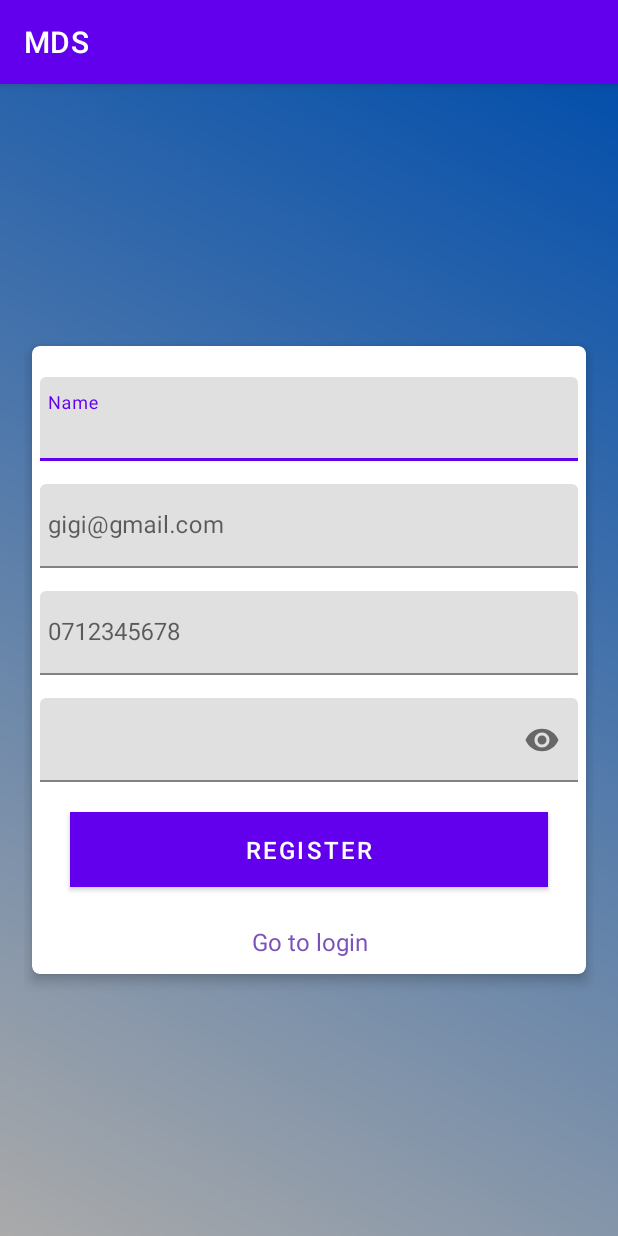
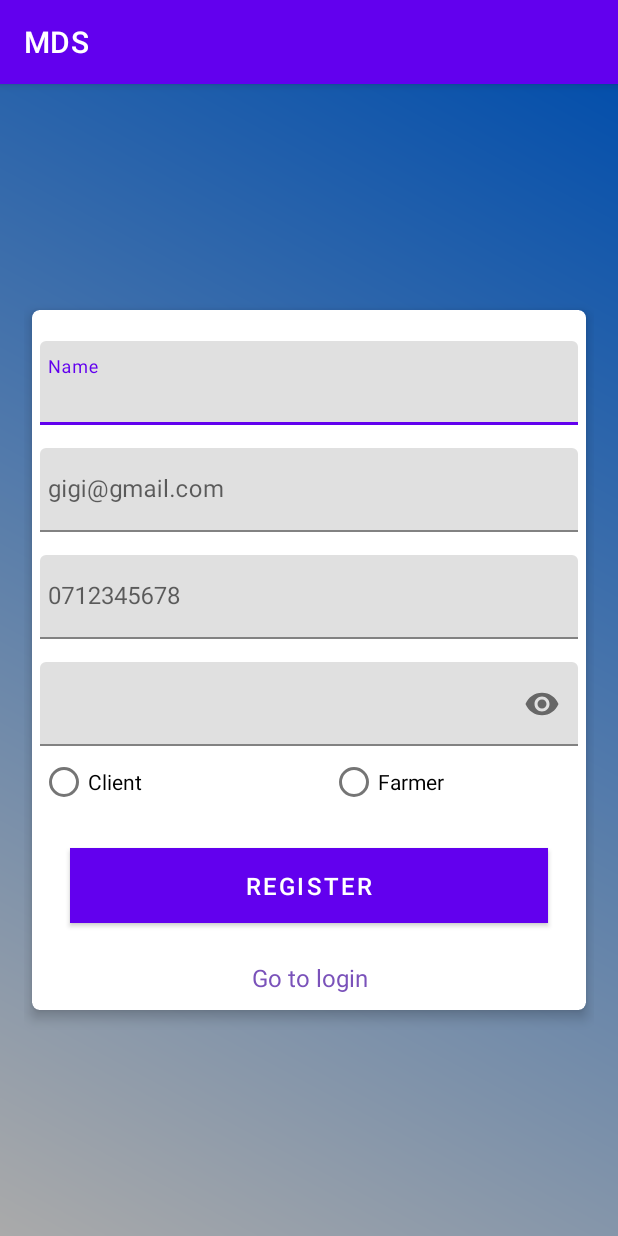
Before and after one commit to andreeamatei5810/Smart-Farmer, an Android app: the RegisterActivity screen opened directly, with no data from a screen before it, on a phone screen of 412 x 824 dp. Run offline under Robolectric (Android 15) with nearby library versions, the phone set to English and light mode, and no system bars.

Commit message:
Added log in session and role option at sign up

```diff
--- a/app/src/main/AndroidManifest.xml
+++ b/app/src/main/AndroidManifest.xml
@@ -13,7 +13,7 @@
         <activity android:name=".LoginActivity" />
         <activity android:name=".ClientProfile" />
         <activity android:name=".ClientEditProfile" />
-
+        <activity android:name=".ProductActivity" />
         <activity android:name=".FarmerProfileActivity" />
         <activity android:name=".MainActivity">
             <intent-filter>
--- a/app/src/main/java/com/example/mds/ClientEditProfile.java
+++ b/app/src/main/java/com/example/mds/ClientEditProfile.java
@@ -27,7 +27,9 @@ public class ClientEditProfile extends AppCompatActivity {
         super.onCreate(savedInstanceState);
         setContentView(R.layout.activity_edit_profile);
         database = new DBHelper(this);
-        ArrayList<String> str = database.getClientInfo("test@gmail.com");
+        Intent pastIntent = getIntent();
+        String emailUser = pastIntent.getStringExtra("email");
+        ArrayList<String> str = database.getClientInfo(emailUser);
         emailText = findViewById(R.id.editEmail);
         passwordText = findViewById(R.id.editPassword);
         usernameText = findViewById(R.id.editUsername);
@@ -85,6 +87,7 @@ public class ClientEditProfile extends AppCompatActivity {
         backButton.setOnClickListener(new View.OnClickListener() {
             public void onClick(View v) {
                 Intent i = new Intent(ClientEditProfile.this, ClientProfile.class);
+                i.putExtra("email",emailUser);
                 startActivity(i);
             }
         });
--- a/app/src/main/java/com/example/mds/ClientProfile.java
+++ b/app/src/main/java/com/example/mds/ClientProfile.java
@@ -27,7 +27,9 @@ public class ClientProfile extends AppCompatActivity {
         super.onCreate(savedInstanceState);
         setContentView(R.layout.activity_client_profile);
         database = new DBHelper(this);
-        ArrayList<String> str = database.getClientInfo("test@gmail.com");
+        Intent pastIntent = getIntent();
+        String emailUser = pastIntent.getStringExtra("email");
+        ArrayList<String> str = database.getClientInfo(emailUser);
         if (str.size() != 6) {
             Intent i = new Intent(ClientProfile.this, MainActivity.class);
             startActivity(i);
@@ -78,6 +80,7 @@ public class ClientProfile extends AppCompatActivity {
             editButton.setOnClickListener(new View.OnClickListener() {
                 public void onClick(View v) {
                     Intent i = new Intent(ClientProfile.this, ClientEditProfile.class);
+                    i.putExtra("email",emailUser);
                     startActivity(i);
                 }
             });
@@ -86,6 +89,7 @@ public class ClientProfile extends AppCompatActivity {
             backMain.setOnClickListener(new View.OnClickListener() {
                 public void onClick(View v) {
                     Intent i = new Intent(ClientProfile.this, MainActivity.class);
+                    i.putExtra("email",emailUser);
                     startActivity(i);
                 }
             });
--- a/app/src/main/java/com/example/mds/DBHelper.java
+++ b/app/src/main/java/com/example/mds/DBHelper.java
@@ -13,13 +13,13 @@ public class DBHelper extends SQLiteOpenHelper {
 
 
     public DBHelper(Context context) {
-        super(context, "Project.db", null, 1);
+        super(context, "Project3.db", null, 1);
     }
 
     @Override
     public void onCreate(SQLiteDatabase DB) {
         DB.execSQL("create Table Client(email TEXT primary key, " +
-                "password TEXT, username TEXT, phoneNumber TEXT, preferences TEXT, privacy TEXT)");
+                "password TEXT, username TEXT, phoneNumber TEXT, role TEXT, preferences TEXT, privacy TEXT)");
         DB.execSQL("create Table Product(name TEXT primary key, " +
                 "price INT,description TEXT)");
     }
@@ -28,7 +28,7 @@ public class DBHelper extends SQLiteOpenHelper {
         db.execSQL("drop table if exists Client");
     }
 
-    public boolean insertClient(String email, String password, String username,String phoneNumber)
+    public boolean insertClient(String email, String password, String username,String phoneNumber,String role)
     {
         SQLiteDatabase DB = this.getWritableDatabase();
         ContentValues contentValues = new ContentValues();
@@ -36,6 +36,7 @@ public class DBHelper extends SQLiteOpenHelper {
         contentValues.put("password", password);
         contentValues.put("username", username);
         contentValues.put("phoneNumber",phoneNumber);
+        contentValues.put("role",role);
         contentValues.put("preferences","");
         contentValues.put("privacy","public");
         long result=DB.insert("Client", null, contentValues);
--- a/app/src/main/java/com/example/mds/RegisterActivity.java
+++ b/app/src/main/java/com/example/mds/RegisterActivity.java
@@ -8,6 +8,7 @@ import android.util.Patterns;
 import android.view.View;
 import android.widget.Button;
 import android.widget.EditText;
+import android.widget.RadioButton;
 import android.widget.TextView;
 import android.widget.Toast;
 
@@ -16,9 +17,10 @@ import com.google.android.material.textfield.TextInputLayout;
 public class RegisterActivity extends AppCompatActivity {
 
     EditText name, email, phone, password;
+    RadioButton radioButtonFarmer,radioButtonClient;
     Button register;
     TextView login;
-    boolean isNameValid, isEmailValid, isPhoneValid, isPasswordValid;
+    boolean isNameValid, isEmailValid, isPhoneValid, isPasswordValid, isButtonChecked;
     TextInputLayout nameError, emailError, phoneError, passError;
     DBHelper dbHelper;
 
@@ -31,6 +33,8 @@ public class RegisterActivity extends AppCompatActivity {
         email = (EditText) findViewById(R.id.email);
         phone = (EditText) findViewById(R.id.phone);
         password = (EditText) findViewById(R.id.password);
+        radioButtonClient = (RadioButton) findViewById(R.id.radioButtonClient);
+        radioButtonFarmer = (RadioButton) findViewById(R.id.radioButtonFarmer);
         login = (TextView) findViewById(R.id.login);
         register = (Button) findViewById(R.id.register);
         nameError = (TextInputLayout) findViewById(R.id.nameError);
@@ -99,8 +103,15 @@ public class RegisterActivity extends AppCompatActivity {
             passError.setErrorEnabled(false);
         }
 
-        if (isNameValid && isEmailValid && isPhoneValid && isPasswordValid) {
-            Boolean check = dbHelper.insertClient(email.getText().toString(),password.getText().toString(),name.getText().toString(),phone.getText().toString());
+        if(radioButtonFarmer.isChecked() || radioButtonClient.isChecked()){
+            isButtonChecked = true;
+        }else{
+            isButtonChecked =  false;
+        }
+
+        if (isNameValid && isEmailValid && isPhoneValid && isPasswordValid && isButtonChecked) {
+            String role = radioButtonClient.isChecked() == true ? "client" : "farmer";
+            Boolean check = dbHelper.insertClient(email.getText().toString(),password.getText().toString(),name.getText().toString(),phone.getText().toString(),role);
                 if(check == true){
                     Toast.makeText(RegisterActivity.this, "New Client Inserted", Toast.LENGTH_SHORT).show();
                     System.out.println(email.getText().toString());
--- a/app/src/main/res/layout/activity_product.xml
+++ b/app/src/main/res/layout/activity_product.xml
@@ -40,7 +40,7 @@
                 tools:srcCompat="@tools:sample/avatars" />
 
             <EditText
-                android:id="@+id/productN"
+                android:id="@+id/editTextName"
                 android:layout_width="match_parent"
                 android:layout_height="wrap_content"
                 android:ems="10"
@@ -48,7 +48,7 @@
                 android:text="Product name" />
 
             <EditText
-                android:id="@+id/productP"
+                android:id="@+id/editTextPrice"
                 android:layout_width="match_parent"
                 android:layout_height="wrap_content"
                 android:ems="10"
@@ -56,7 +56,7 @@
                 android:text="0" />
 
             <EditText
-                android:id="@+id/productD"
+                android:id="@+id/editTextDescription"
                 android:layout_width="match_parent"
                 android:layout_height="wrap_content"
                 android:ems="10"
--- a/app/src/main/res/layout/activity_register.xml
+++ b/app/src/main/res/layout/activity_register.xml
@@ -12,14 +12,13 @@
 
 
     <androidx.cardview.widget.CardView
-        xmlns:Card_View="http://schemas.android.com/apk/res-auto"
         android:layout_width="match_parent"
         android:layout_height="wrap_content"
         android:layout_gravity="center"
         android:layout_margin="5dp"
         android:padding="10dp"
-        Card_View:cardCornerRadius="5dp"
-        Card_View:cardElevation="5dp">
+        app:cardCornerRadius="5dp"
+        app:cardElevation="5dp">
 
         <LinearLayout
             android:layout_width="match_parent"
@@ -105,6 +104,25 @@
 
             </com.google.android.material.textfield.TextInputLayout>
 
+            <RadioGroup
+                android:id="@+id/radioGroupRole"
+                android:layout_width="match_parent"
+                android:layout_height="match_parent"
+                android:orientation="horizontal">
+
+                <RadioButton
+                    android:id="@+id/radioButtonClient"
+                    android:layout_width="193dp"
+                    android:layout_height="wrap_content"
+                    android:text="Client" />
+
+                <RadioButton
+                    android:id="@+id/radioButtonFarmer"
+                    android:layout_width="match_parent"
+                    android:layout_height="wrap_content"
+                    android:text="Farmer" />
+            </RadioGroup>
+
             <Button
                 android:id="@+id/register"
                 android:layout_width="match_parent"
```
Also changed, not shown: app/src/main/java/com/example/mds/FarmerProfileActivity.java (+14 -0 lines), app/src/main/java/com/example/mds/LoginActivity.java (+10 -2 lines), app/src/main/java/com/example/mds/MainActivity.java (+23 -6 lines), app/src/main/java/com/example/mds/ProductActivity.java (+4 -23 lines), app/src/main/res/layout/activity_main.xml (+10 -10 lines).
